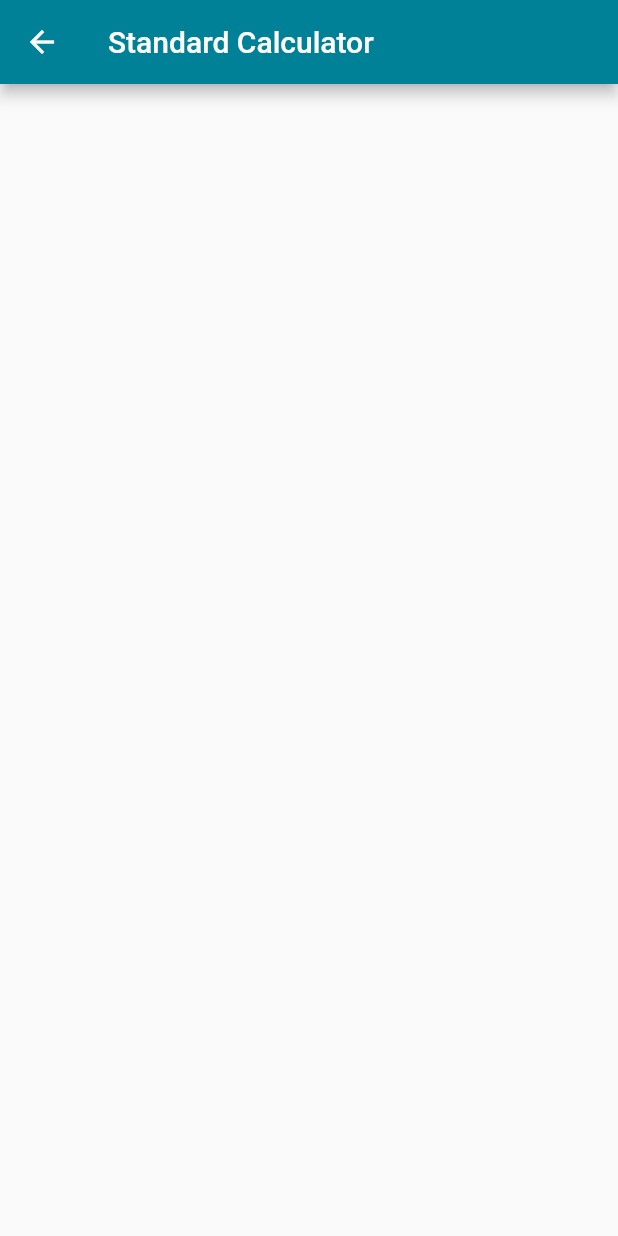
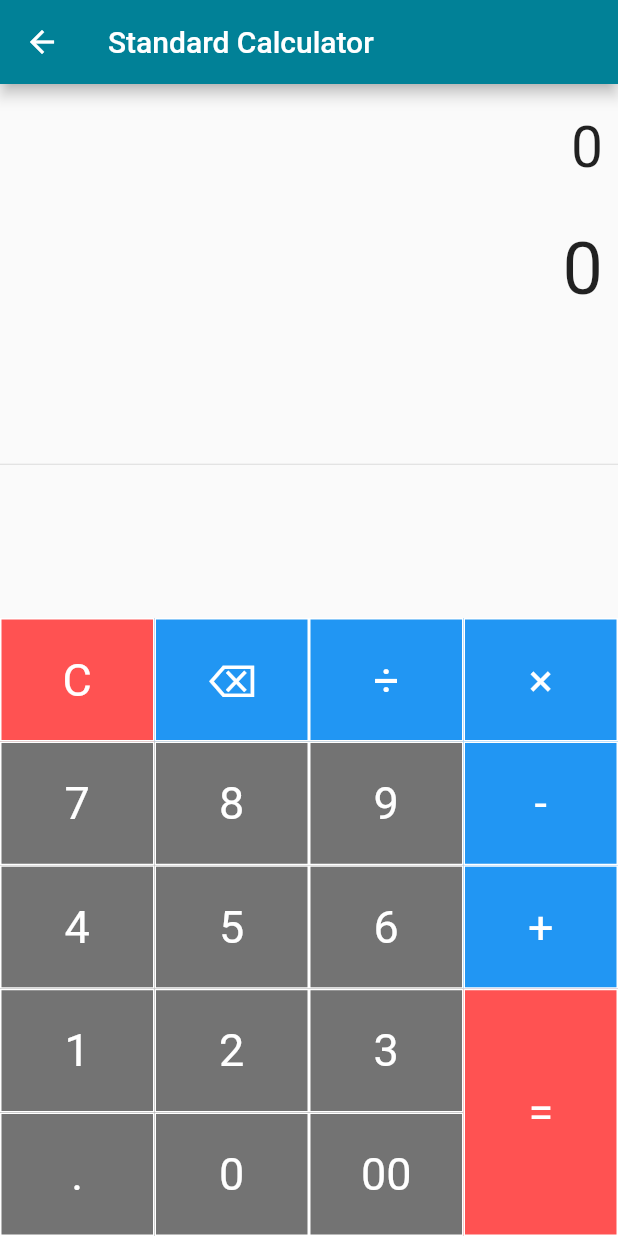
Before and after one commit to CharlesE88/Flutter-School-Networking-Android, a Flutter app: the StandardCalculator screen opened directly, on a phone screen of 412 x 824 dp. Run offline on Flutter 3.47's test engine with Material 2 defaults, Android fonts, the phone set to English and light mode, and no system bars.

Commit message:
Standard Calculator UI

```diff
--- a/lib/standard_calc_page.dart
+++ b/lib/standard_calc_page.dart
@@ -8,13 +8,125 @@ class StandardCalculator extends StatefulWidget {
 }
 
 class _StandardCalculatorState extends State<StandardCalculator> {
+
+  Widget buildButton(String buttonText, double buttonHeight, Color buttonColor){
+    return Container(
+      height: MediaQuery.of(context).size.height * 0.1 * buttonHeight,
+      color: buttonColor,
+      child: FlatButton(
+        shape: RoundedRectangleBorder(
+          borderRadius: BorderRadius.circular(0.0),
+          side: BorderSide(
+            color: Colors.white,
+            width: 1,
+            style: BorderStyle.solid
+          )
+        ),
+        padding: EdgeInsets.all(16.0),
+        onPressed: null,
+        child: Text(
+          buttonText,
+          style: TextStyle(fontSize: 30.0, fontWeight: FontWeight.normal, color: Colors.white),
+        ),
+      ),
+    );
+  }
+
   @override
   Widget build(BuildContext context) {
     return Scaffold(
       appBar: AppBar(title: Text('Standard Calculator'), backgroundColor: dark_blue),
       //backgroundColor: dark_blue,
       body: Column(
-
+        children: <Widget>[
+          Container(
+            alignment: Alignment.centerRight,
+            padding: EdgeInsets.fromLTRB(10, 20, 10, 0),
+            child: Text("0", style: TextStyle(fontSize: 38.0),),
+          ),
+          Container(
+            alignment: Alignment.centerRight,
+            padding: EdgeInsets.fromLTRB(10, 30, 10, 0),
+            child: Text("0", style: TextStyle(fontSize: 48.0),),
+          ),
+          Expanded(
+            child: Divider(),
+          ),
+          Row(
+            mainAxisAlignment: MainAxisAlignment.center,
+            children: <Widget>[
+              Container(
+                width: MediaQuery.of(context).size.width * .75,
+                child: Table(
+                  children: [
+                    TableRow(
+                      children: [
+                        buildButton("C", 1, Colors.redAccent),
+                        buildButton("⌫", 1, Colors.blue),
+                        buildButton("÷", 1, Colors.blue),
+                      ]
+                    ),
+                    TableRow(
+                      children: [
+                        buildButton("7", 1, Colors.black54),
+                        buildButton("8", 1, Colors.black54),
+                        buildButton("9", 1, Colors.black54),
+                      ]
+                    ),
+                    TableRow(
+                      children: [
+                        buildButton("4", 1, Colors.black54),
+                        buildButton("5", 1, Colors.black54),
+                        buildButton("6", 1, Colors.black54),
+                      ]
+                    ),
+                    TableRow(
+                      children: [
+                        buildButton("1", 1, Colors.black54),
+                        buildButton("2", 1, Colors.black54),
+                        buildButton("3", 1, Colors.black54),
+                      ]
+                    ),
+                    TableRow(
+                      children: [
+                        buildButton(".", 1, Colors.black54),
+                        buildButton("0", 1, Colors.black54),
+                        buildButton("00", 1, Colors.black54),
+                      ]
+                    ),
+                  ],
+                ),
+              ),
+              Container(
+                width: MediaQuery.of(context).size.width * .25,
+                child: Table(
+                  children: [
+                    TableRow(
+                      children: [
+                        buildButton("×", 1, Colors.blue),
+                      ]
+                    ),
+                    TableRow(
+                      children: [
+                        buildButton("-", 1, Colors.blue),
+                      ]
+                    ),
+                    TableRow(
+                      children: [
+                        buildButton("+", 1, Colors.blue),
+                      ]
+                    ),
+                    TableRow(
+                      children: [
+                        buildButton("=", 2, Colors.redAccent),
+                      ]
+                    ),
+                  ],
+                ),
+              )
+            ],
+          ),
+        ],
       ),
     );
   }
```
